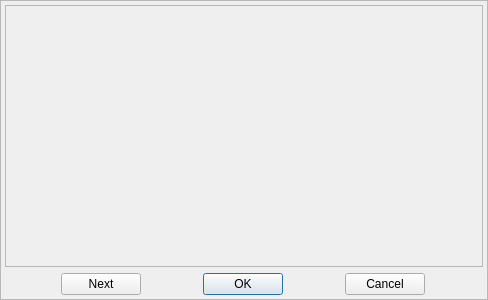
Above: widget/editor/qwmrecordtowstepselector.ui from alleindrach/QWellMan before the change. Below: the same form after it.
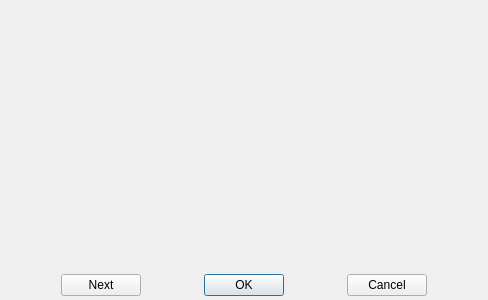
That is the form after the change.

What changed in the file:
```diff
--- a/widget/editor/qwmrecordtowstepselector.ui
+++ b/widget/editor/qwmrecordtowstepselector.ui
@@ -38,10 +38,13 @@
       <string notr="true"/>
      </property>
      <property name="frameShape">
-      <enum>QFrame::StyledPanel</enum>
+      <enum>QFrame::NoFrame</enum>
      </property>
      <property name="frameShadow">
-      <enum>QFrame::Raised</enum>
+      <enum>QFrame::Plain</enum>
+     </property>
+     <property name="lineWidth">
+      <number>0</number>
      </property>
      <layout class="QVBoxLayout" name="verticalLayout_2" stretch="10,0">
       <property name="leftMargin">
@@ -62,10 +65,13 @@
          <string notr="true"/>
         </property>
         <property name="frameShape">
-         <enum>QFrame::StyledPanel</enum>
+         <enum>QFrame::NoFrame</enum>
         </property>
         <property name="frameShadow">
-         <enum>QFrame::Raised</enum>
+         <enum>QFrame::Plain</enum>
+        </property>
+        <property name="lineWidth">
+         <number>0</number>
         </property>
         <layout class="QVBoxLayout" name="verticalLayout_3">
          <property name="leftMargin">
```
